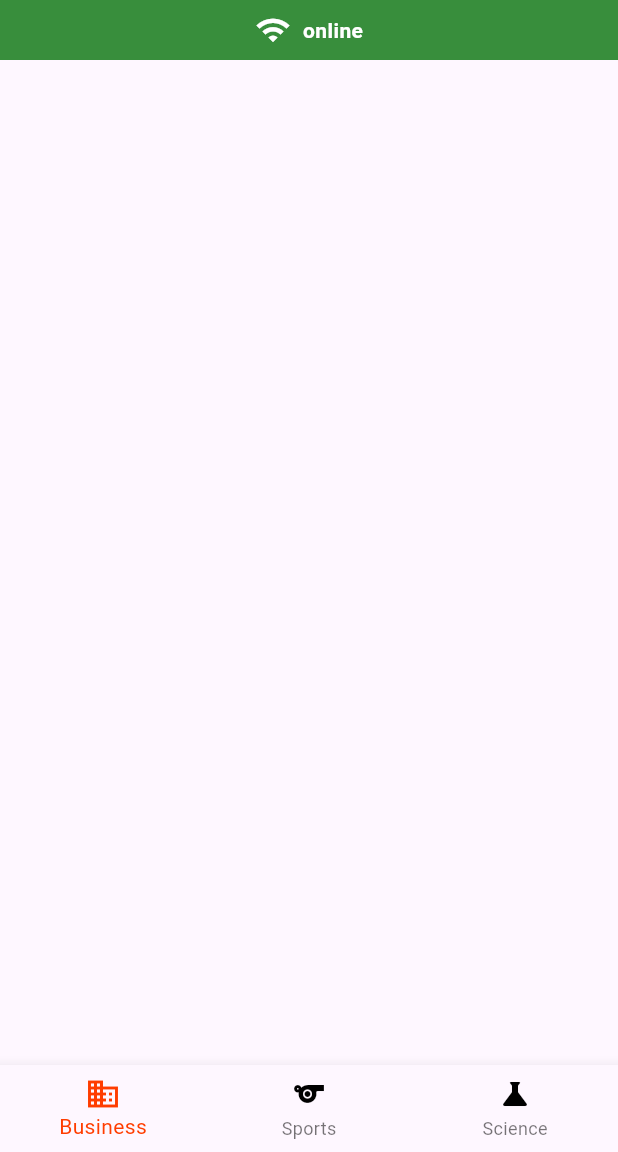
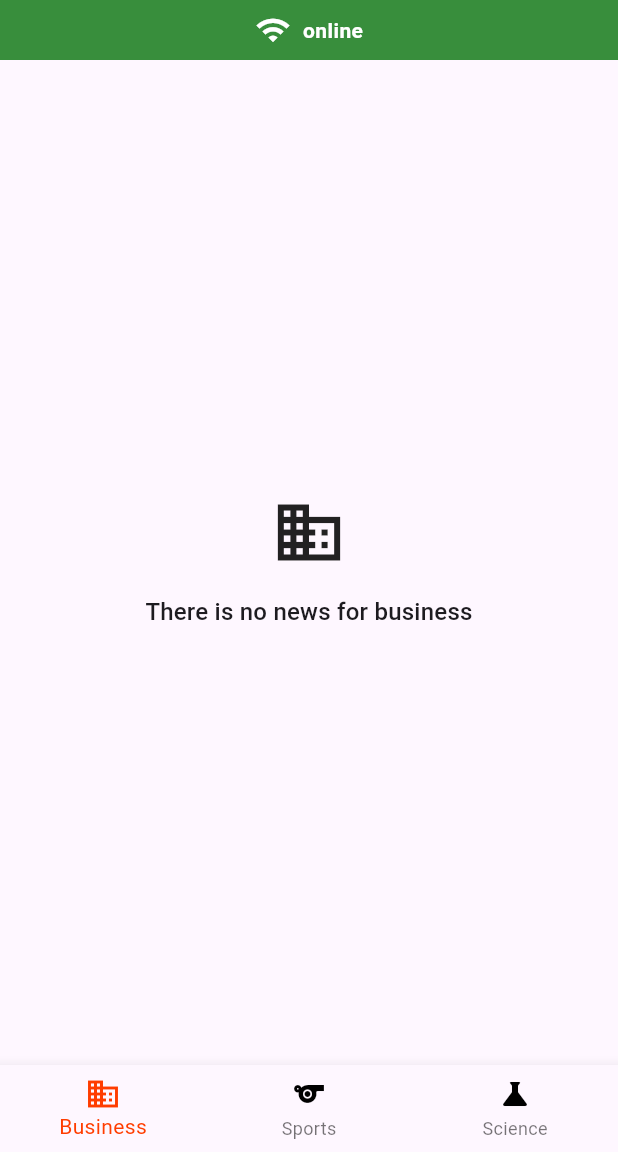
Before and after one commit to omarAlsultan22/today-s_news, a Flutter app: the screen it shows after launch, on a phone screen of 412 x 824 dp, the part 84-1236 px from its top. Run offline on Flutter 3.47's test engine with Material 3 defaults, Android fonts, the phone set to English and light mode, and no system bars; our stand-ins replace bloc, connectivity_plus, dio, flutter_bloc, hive, hive_flutter and 1 more; accounts and stored records are empty; statements that could not run were skipped.

Commit message:
Initial commit

```diff
--- a/lib/core/widgets/lists/list_builder.dart
+++ b/lib/core/widgets/lists/list_builder.dart
@@ -58,7 +58,6 @@ class _ListBuilderState extends State<ListBuilder> {
     ScrollController? scrollController
   }) {
 
-
     return ListView.builder(
       controller: scrollController,
       itemCount: length ?? data.length + 1,
--- /dev/null
+++ b/lib/core/widgets/no_data_widget.dart
@@ -0,0 +1,36 @@
+import 'package:flutter/material.dart';
+
+
+class NoDataWidget extends StatelessWidget {
+  final IconData icon;
+  final String category;
+  final double iconSize;
+  final TextStyle? textStyle;
+
+  const NoDataWidget({
+    super.key,
+    required this.icon,
+    required this.category,
+    this.iconSize = 50.0,
+    this.textStyle,
+  });
+
+  @override
+  Widget build(BuildContext context) {
+    return Center(
+      child: Column(
+        mainAxisAlignment: MainAxisAlignment.center,
+        mainAxisSize: MainAxisSize.min,
+        children: [
+          Icon(icon, size: iconSize),
+          const SizedBox(height: 16),
+          Text(
+            'There is no news for $category',
+            style: textStyle ?? Theme.of(context).textTheme.titleMedium,
+            textAlign: TextAlign.center,
+          ),
+        ],
+      ),
+    );
+  }
+}
--- a/lib/presentation/screens/business_screen.dart
+++ b/lib/presentation/screens/business_screen.dart
@@ -1,10 +1,13 @@
 import '../states/news_state.dart';
+import '../cubits/news_cubit.dart';
 import 'package:flutter/material.dart';
-import '../cubits/news_cubit.dart';
+import 'package:provider/provider.dart';
 import 'package:flutter_bloc/flutter_bloc.dart';
 import '../../core/widgets/lists/list_builder.dart';
+import 'package:todays_news/core/widgets/no_data_widget.dart';
 import 'package:todays_news/core/widgets/error_widgets/error_state.dart';
 import '../../core/widgets/error_widgets/no_internet_connection_state.dart';
+import '../../domain/services/connectivity_service/connectivity_provider.dart';
 import 'package:todays_news/features/home/constants/home_screen_constants.dart';
 
 
@@ -13,6 +16,8 @@ class BusinessScreen extends StatelessWidget {
 
   @override
   Widget build(BuildContext context) {
+    return Consumer<ConnectivityProvider>(
+        builder: (context, connectivityService, child) {
           return BlocBuilder<NewsCubit, NewsState>(
               builder: (context, state) {
                 final currentTabData = state.currentTabData;
@@ -27,8 +32,10 @@ class BusinessScreen extends StatelessWidget {
                 }
 
                 return state.when(
-              initial: () => const SizedBox(),
-              loading: () => const Center(child: CircularProgressIndicator()),
+                    initial: () =>
+                    const NoDataWidget(icon: Icons.business, category: 'business'),
+                    loading: () =>
+                    const Center(child: CircularProgressIndicator()),
                     loaded: (newTabData) =>
                         ListBuilder(
                             list: newTabData!.products,
@@ -41,10 +48,13 @@ class BusinessScreen extends StatelessWidget {
                             currentCubit.changeScreen(state.currentIndex)) :
                     Center(child: NoInternetConnection(
                         error: error.message,
-                  onRetry: () => currentCubit.changeScreen(state.currentIndex)
+                        onRetry: () =>
+                            currentCubit.changeScreen(state.currentIndex)
                     ))
                 );
               }
           );
         }
+    );
   }
+}
--- a/lib/presentation/screens/home_screen.dart
+++ b/lib/presentation/screens/home_screen.dart
@@ -11,15 +11,17 @@ class HomeScreen extends StatelessWidget {
   const HomeScreen({super.key});
 
   @override
-  Widget build(BuildContext? context) {
-    return BlocBuilder<NewsCubit, NewsState>(
-        builder: (context, state) {
-          final cubit = NewsCubit.get(context);
-          return Consumer<ConnectivityProvider>(
-              builder: (context, connectivityService, child) =>
-                  HomeLayout(state: state,
-                      cubit: cubit,
-                      connectivityService: connectivityService)
+  Widget build(BuildContext context) {
+    return Consumer<ConnectivityProvider>(
+        builder: (context, connectivityService, child) {
+          return BlocBuilder<NewsCubit, NewsState>(
+              builder: (context, state) {
+                final cubit = NewsCubit.get(context);
+                return HomeLayout(state: state,
+                    cubit: cubit,
+                    connectivityService: connectivityService
+                );
+              }
           );
         }
     );
--- a/lib/presentation/screens/science_screen.dart
+++ b/lib/presentation/screens/science_screen.dart
@@ -1,10 +1,13 @@
 import '../cubits/news_cubit.dart';
 import '../states/news_state.dart';
 import 'package:flutter/material.dart';
+import 'package:provider/provider.dart';
 import 'package:flutter_bloc/flutter_bloc.dart';
 import '../../core/widgets/lists/list_builder.dart';
+import 'package:todays_news/core/widgets/no_data_widget.dart';
 import 'package:todays_news/core/widgets/error_widgets/error_state.dart';
 import '../../core/widgets/error_widgets/no_internet_connection_state.dart';
+import '../../domain/services/connectivity_service/connectivity_provider.dart';
 import 'package:todays_news/features/home/constants/home_screen_constants.dart';
 
 
@@ -13,6 +16,8 @@ class ScienceScreen extends StatelessWidget {
 
   @override
   Widget build(BuildContext context) {
+    return Consumer<ConnectivityProvider>(
+        builder: (context, connectivityService, child) {
         return BlocBuilder<NewsCubit, NewsState>(
             builder: (context, state) {
               final currentTabData = state.currentTabData;
@@ -27,7 +32,7 @@ class ScienceScreen extends StatelessWidget {
               }
 
               return state.when(
-              initial: () => const SizedBox(),
+                  initial: () => const NoDataWidget(icon: Icons.science, category: 'science'),
                   loading: () => const Center(child: CircularProgressIndicator()),
                   loaded: (newTabData) =>
                       ListBuilder(
@@ -47,4 +52,6 @@ class ScienceScreen extends StatelessWidget {
             }
         );
       }
+    );
   }
+}
--- a/lib/presentation/screens/sports_screen.dart
+++ b/lib/presentation/screens/sports_screen.dart
@@ -1,10 +1,13 @@
 import '../states/news_state.dart';
+import '../cubits/news_cubit.dart';
 import 'package:flutter/material.dart';
-import '../cubits/news_cubit.dart';
+import 'package:provider/provider.dart';
 import 'package:flutter_bloc/flutter_bloc.dart';
 import '../../core/widgets/lists/list_builder.dart';
+import 'package:todays_news/core/widgets/no_data_widget.dart';
 import 'package:todays_news/core/widgets/error_widgets/error_state.dart';
 import '../../core/widgets/error_widgets/no_internet_connection_state.dart';
+import '../../domain/services/connectivity_service/connectivity_provider.dart';
 import 'package:todays_news/features/home/constants/home_screen_constants.dart';
 
 
@@ -13,6 +16,8 @@ class SportsScreen extends StatelessWidget {
 
   @override
   Widget build(BuildContext context) {
+    return Consumer<ConnectivityProvider>(
+        builder: (context, connectivityService, child) {
         return BlocBuilder<NewsCubit, NewsState>(
             builder: (context, state) {
               final currentTabData = state.currentTabData;
@@ -27,7 +32,7 @@ class SportsScreen extends StatelessWidget {
               }
 
               return state.when(
-              initial: () => const SizedBox(),
+                  initial: () => const NoDataWidget(icon: Icons.sports, category: 'sports'),
                   loading: () => const Center(child: CircularProgressIndicator()),
                   loaded: (newTabData) =>
                       ListBuilder(
@@ -47,4 +52,6 @@ class SportsScreen extends StatelessWidget {
             }
         );
       }
+    );
   }
+}
```
Lines whose indentation alone changed are shown as unchanged.
